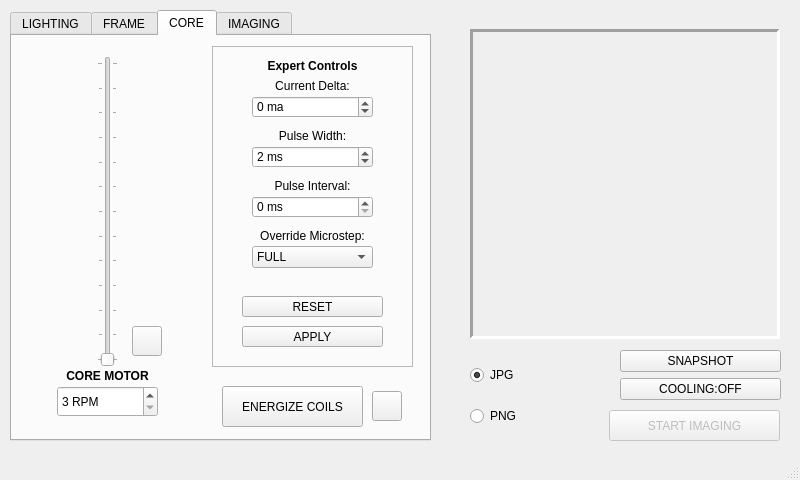
Old version of the form _ui/Clinostat.ui in the repository CoSE-Jerry/3D-Clinostat.
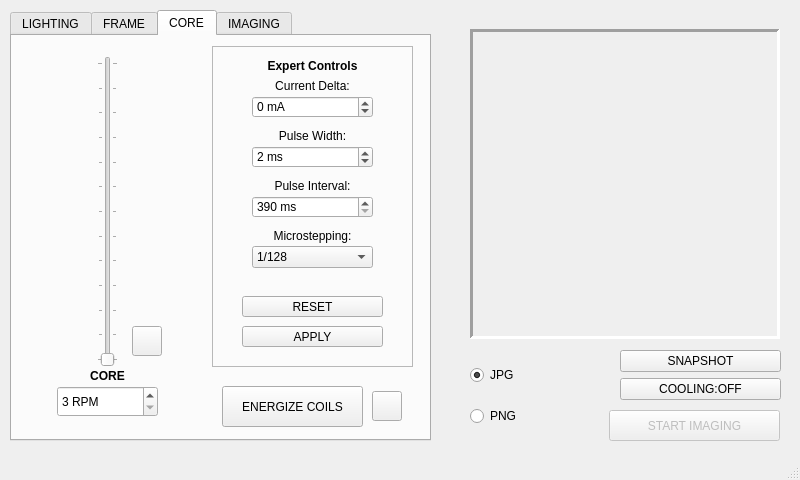
New version of the form. Icons and pictures are not drawn.

```diff
--- a/_ui/Clinostat.ui
+++ b/_ui/Clinostat.ui
@@ -847,7 +847,7 @@
         </rect>
        </property>
        <property name="suffix">
-        <string> ma</string>
+        <string> mA</string>
        </property>
        <property name="prefix">
         <string/>
@@ -909,6 +909,9 @@
        <property name="suffix">
         <string> ms</string>
        </property>
+       <property name="minimum">
+        <number>390</number>
+       </property>
        <property name="maximum">
         <number>100000</number>
        </property>
@@ -962,7 +965,7 @@
         </rect>
        </property>
        <property name="text">
-        <string>&lt;html&gt;&lt;head/&gt;&lt;body&gt;&lt;p align=&quot;center&quot;&gt;Override Microstep:&lt;/p&gt;&lt;/body&gt;&lt;/html&gt;</string>
+        <string>&lt;html&gt;&lt;head/&gt;&lt;body&gt;&lt;p align=&quot;center&quot;&gt;Microstepping:&lt;/p&gt;&lt;/body&gt;&lt;/html&gt;</string>
        </property>
       </widget>
       <widget class="QPushButton" name="pushButton_12">
@@ -987,6 +990,9 @@
          <height>22</height>
         </rect>
        </property>
+       <property name="currentIndex">
+        <number>7</number>
+       </property>
        <item>
         <property name="text">
          <string>FULL</string>
@@ -1052,7 +1058,7 @@
        </rect>
       </property>
       <property name="text">
-       <string>&lt;html&gt;&lt;head/&gt;&lt;body&gt;&lt;p align=&quot;center&quot;&gt;&lt;span style=&quot; font-weight:600;&quot;&gt;CORE MOTOR&lt;/span&gt;&lt;/p&gt;&lt;/body&gt;&lt;/html&gt;</string>
+       <string>&lt;html&gt;&lt;head/&gt;&lt;body&gt;&lt;p align=&quot;center&quot;&gt;&lt;span style=&quot; font-weight:600;&quot;&gt;CORE&lt;/span&gt;&lt;/p&gt;&lt;/body&gt;&lt;/html&gt;</string>
       </property>
      </widget>
      <widget class="QSpinBox" name="outer_spinBox_2">
@@ -1251,7 +1257,7 @@
      <rect>
       <x>470</x>
       <y>350</y>
-      <width>131</width>
+      <width>81</width>
       <height>91</height>
      </rect>
     </property>
```
Left out of the diff: 58 changed lines with no effect on the pictures.
